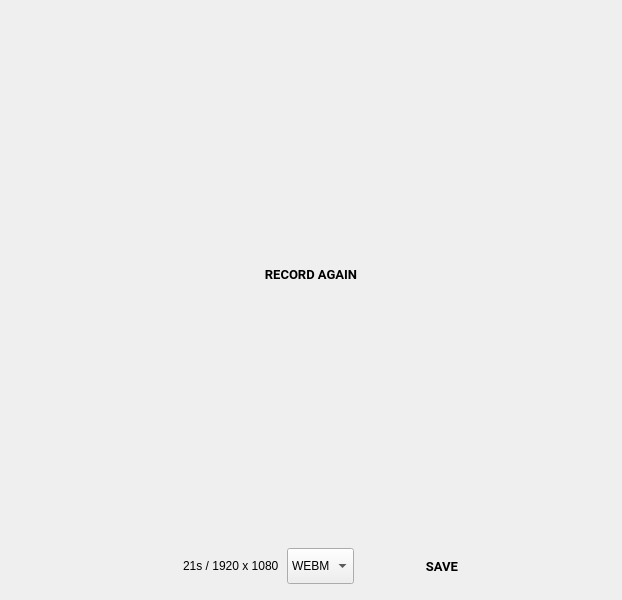
Before: the Qt Designer form android/android-emu/android/skin/qt/extended-pages/record-screen-page.ui in aosp-mirror/platform_external_qemu, drawn with Qt 5.
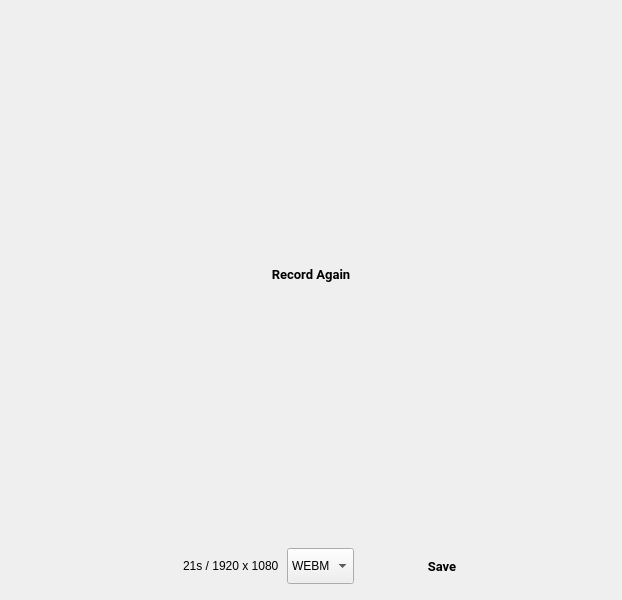
After: the same form once the commit is applied. The open tabs and pages were chosen to show the change. Icons and pictures are not drawn. Custom widgets are drawn as their Qt base class.

```diff
--- a/android/android-emu/android/skin/qt/extended-pages/record-screen-page.ui
+++ b/android/android-emu/android/skin/qt/extended-pages/record-screen-page.ui
@@ -269,7 +269,7 @@
                 </font>
                </property>
                <property name="text">
-                <string>RECORD AGAIN</string>
+                <string>Record Again</string>
                </property>
                <property name="flat">
                 <bool>true</bool>
@@ -405,7 +405,7 @@
              </font>
             </property>
             <property name="text">
-             <string>SAVE</string>
+             <string>Save</string>
             </property>
             <property name="flat">
              <bool>true</bool>
```
Left out of the diff: 2 changed lines with no effect on the pictures.
